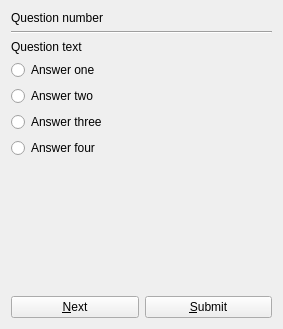
First picture: the form in src/templates/comprehension/comprehensionitem.ui, repository BuildmLearn/BuildmLearn-Toolkit, before the edit.
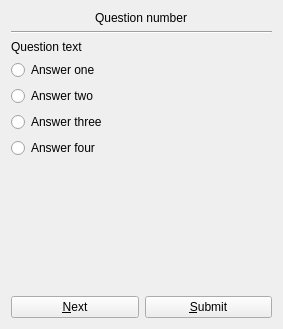
Second picture: the form after the edit.

Patch:
```diff
--- a/src/templates/comprehension/comprehensionitem.ui
+++ b/src/templates/comprehension/comprehensionitem.ui
@@ -15,10 +15,40 @@
   </property>
   <layout class="QVBoxLayout" name="verticalLayout">
    <item>
+    <widget class="QWidget" name="widget" native="true">
+     <layout class="QGridLayout" name="gridLayout">
+      <property name="leftMargin">
+       <number>0</number>
+      </property>
+      <property name="topMargin">
+       <number>0</number>
+      </property>
+      <property name="rightMargin">
+       <number>0</number>
+      </property>
+      <property name="bottomMargin">
+       <number>0</number>
+      </property>
+      <item row="0" column="0">
     <widget class="QLabel" name="m_lblQuestionNumber">
+        <property name="sizePolicy">
+         <sizepolicy hsizetype="Fixed" vsizetype="Preferred">
+          <horstretch>0</horstretch>
+          <verstretch>0</verstretch>
+         </sizepolicy>
+        </property>
      <property name="text">
       <string>Question number</string>
      </property>
+        <property name="alignment">
+         <set>Qt::AlignCenter</set>
+        </property>
+        <property name="margin">
+         <number>3</number>
+        </property>
+       </widget>
+      </item>
+     </layout>
     </widget>
    </item>
    <item>
```
Lines whose indentation alone changed are shown as unchanged.
